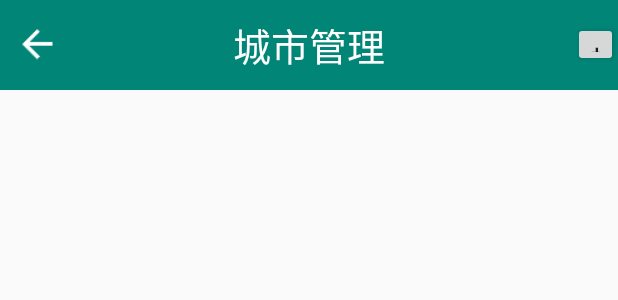
After one commit to luozenglin/weather, an Android app: the layout activity_city_manager.xml on its own in the app's theme, with its tools: preview values and no code run, on a phone screen of 412 x 824 dp. The commit adds this screen. Shown: the top 300 px of the screen. Run offline under Robolectric (Android 15) with nearby library versions, the phone set to English and light mode, and no system bars.

Commit message:
city manager finished

```diff
--- a/app/src/main/assets/litepal.xml
+++ b/app/src/main/assets/litepal.xml
@@ -9,6 +9,7 @@
         <mapping class="com.luozenglin.myweather.common.Province" />
         <mapping class="com.luozenglin.myweather.common.City" />
         <mapping class="com.luozenglin.myweather.common.County" />
+        <mapping class="com.luozenglin.myweather.common.Location" />
     </list>
 
 </litepal>
--- /dev/null
+++ b/app/src/main/res/layout/activity_city_manager.xml
@@ -0,0 +1,25 @@
+<?xml version="1.0" encoding="utf-8"?>
+<LinearLayout xmlns:android="http://schemas.android.com/apk/res/android"
+    android:layout_width="match_parent"
+    android:layout_height="match_parent"
+    android:orientation="vertical">
+
+
+    <LinearLayout
+        android:orientation="vertical"
+        android:layout_width="match_parent"
+        android:layout_height="wrap_content"
+        android:fitsSystemWindows="true">
+
+        <include layout="@layout/city_manager_title_layout" />
+
+    </LinearLayout>
+
+
+    <ListView
+        android:id="@+id/city_manager_listView"
+        android:layout_width="match_parent"
+        android:layout_height="match_parent"></ListView>
+
+
+</LinearLayout>
--- /dev/null
+++ b/app/src/main/res/layout/city_manager_title_layout.xml
@@ -0,0 +1,33 @@
+<?xml version="1.0" encoding="utf-8"?>
+<RelativeLayout
+    xmlns:android="http://schemas.android.com/apk/res/android"
+    android:layout_width="match_parent"
+    android:layout_height="60dp"
+    android:background="?attr/colorPrimary">
+
+    <Button
+        android:id="@+id/back_btn"
+        android:layout_width="30dp"
+        android:layout_height="30dp"
+        android:layout_marginLeft="10dp"
+        android:layout_alignParentLeft="true"
+        android:layout_centerVertical="true"
+        android:background="@drawable/ic_back"/>
+
+    <TextView
+        android:layout_width="wrap_content"
+        android:layout_height="wrap_content"
+        android:layout_centerInParent="true"
+        android:textSize="25sp"
+        android:textColor="#fff"
+        android:text="城市管理"/>
+
+    <Button
+        android:id="@+id/add_city_btn"
+        android:layout_width="30dp"
+        android:layout_height="30dp"
+        android:layout_centerVertical="true"
+        android:layout_alignParentRight="true"
+        android:text="+" />
+
+</RelativeLayout>
```
Also changed, not shown: app/build.gradle (+4 -4 lines), app/src/main/AndroidManifest.xml (+7 -6 lines), app/src/main/java/com/luozenglin/myweather/AddCityActivity.java (added, +13 -0 lines), app/src/main/java/com/luozenglin/myweather/ChooseAreaFragment.java (+43 -14 lines), app/src/main/java/com/luozenglin/myweather/CityManagerActivity.java (added, +106 -0 lines), app/src/main/java/com/luozenglin/myweather/WeatherActivity.java (+15 -2 lines), app/src/main/java/com/luozenglin/myweather/common/Location.java (added, +42 -0 lines), app/src/main/java/com/luozenglin/myweather/utils/LocationAdapter.java (added, +31 -0 lines), app/src/main/java/com/luozenglin/myweather/utils/Utility.java (+12 -0 lines), app/src/main/res/anim/popup_in.xml (added, +8 -0 lines), app/src/main/res/anim/popup_out.xml (added, +8 -0 lines), app/src/main/res/layout/activity_add_city.xml (added, +13 -0 lines), app/src/main/res/layout/delete_item.xml (added, +17 -0 lines), app/src/main/res/layout/location_item_layout.xml (added, +24 -0 lines), 1 more files.
